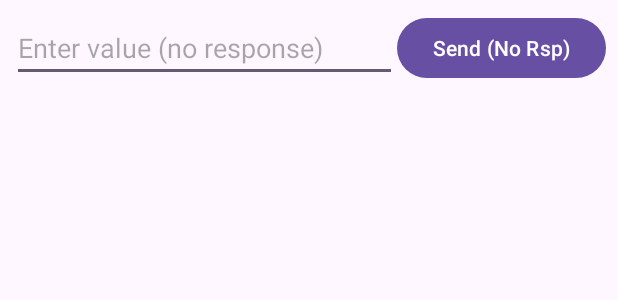
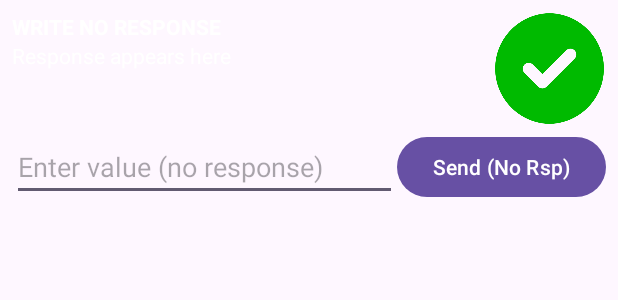
Before and after one commit to ommey/ble_ota_android_app, an Android app: the layout write_no_response_block.xml on its own in the app's theme, with its tools: preview values and no code run, on a phone screen of 412 x 824 dp. Shown: the top 300 px of the screen. Run offline under Robolectric (Android 15) with nearby library versions, the phone set to English and light mode, and no system bars.

Commit message:
writenorespblock done

```diff
--- a/app/src/main/java/com/example/bl_ota/ServiceControlActivity.kt
+++ b/app/src/main/java/com/example/bl_ota/ServiceControlActivity.kt
@@ -61,7 +61,7 @@ class ServiceControlActivity : AppCompatActivity() {
 
         ConnectionManager.onMtuChanged = { mtu ->
             runOnUiThread {
-                mtuValueTextView.text = "$mtu bytes"
+                mtuValueTextView.text = "$mtu"
                 // optionally: change MTU image here if you want visual feedback
             }
         }
--- a/app/src/main/res/layout/service_list_layout_headings.xml
+++ b/app/src/main/res/layout/service_list_layout_headings.xml
@@ -37,9 +37,7 @@
             android:layout_weight="1"
             android:textAlignment="center"
             android:textStyle="bold"
-            android:textSize="18dp"
-            android:text="Advertising 4 services and 10 characteristics"/>
-
+            android:textSize="18dp"/>
 
     </LinearLayout>
 
--- a/app/src/main/res/layout/write_block.xml
+++ b/app/src/main/res/layout/write_block.xml
@@ -1,5 +1,6 @@
 <?xml version="1.0" encoding="utf-8"?>
 <LinearLayout xmlns:android="http://schemas.android.com/apk/res/android"
+    xmlns:app="http://schemas.android.com/apk/res-auto"
     android:id="@+id/writeBlock"
     android:layout_width="match_parent"
     android:layout_height="wrap_content"
--- a/app/src/main/res/layout/write_no_response_block.xml
+++ b/app/src/main/res/layout/write_no_response_block.xml
@@ -3,8 +3,59 @@
     android:id="@+id/writeNoRspBlock"
     android:layout_width="match_parent"
     android:layout_height="wrap_content"
+    android:orientation="vertical"
+    android:padding="8dp"
+    android:gravity="center_vertical">
+
+    <!-- Top Row: Text Block (left) + Icon (right) -->
+    <LinearLayout
+        android:layout_width="match_parent"
+        android:layout_height="wrap_content"
         android:orientation="horizontal"
-    android:padding="8dp"
+        android:gravity="center_vertical"
+        android:paddingBottom="4dp">
+
+        <!-- Text Column -->
+        <LinearLayout
+            android:layout_width="0dp"
+            android:layout_height="wrap_content"
+            android:layout_gravity="top"
+            android:layout_weight="1"
+            android:orientation="vertical">
+
+            <TextView
+                android:id="@+id/characteristicTypeTextview"
+                android:layout_width="wrap_content"
+                android:layout_height="wrap_content"
+                android:textAllCaps="true"
+                android:text="Write No Response"
+                android:textSize="14sp"
+                android:textColor="@color/white"
+                android:textStyle="bold"/>
+
+            <TextView
+                android:id="@+id/response"
+                android:layout_width="wrap_content"
+                android:layout_height="wrap_content"
+                android:text="Response appears here"
+                android:textSize="14sp"
+                android:textColor="@color/white"/>
+        </LinearLayout>
+
+        <!-- Icon on Right -->
+        <ImageView
+            android:id="@+id/interactionIcon"
+            android:layout_width="75dp"
+            android:layout_height="75dp"
+            android:src="@drawable/success"
+            android:layout_marginStart="8dp"/>
+    </LinearLayout>
+
+    <!-- EditText + Send Button -->
+    <LinearLayout
+        android:layout_width="match_parent"
+        android:layout_height="wrap_content"
+        android:orientation="horizontal"
         android:gravity="center_vertical">
 
         <EditText
@@ -22,3 +73,4 @@
             android:layout_height="wrap_content"
             android:text="Send (No Rsp)" />
     </LinearLayout>
+</LinearLayout>
```
Also changed, not shown: app/src/main/res/drawable/cog.png (added), app/src/main/res/drawable/fail.png (added), app/src/main/res/drawable/response.png (added), app/src/main/res/drawable/success.png (added). Lines whose indentation alone changed are shown as unchanged.
